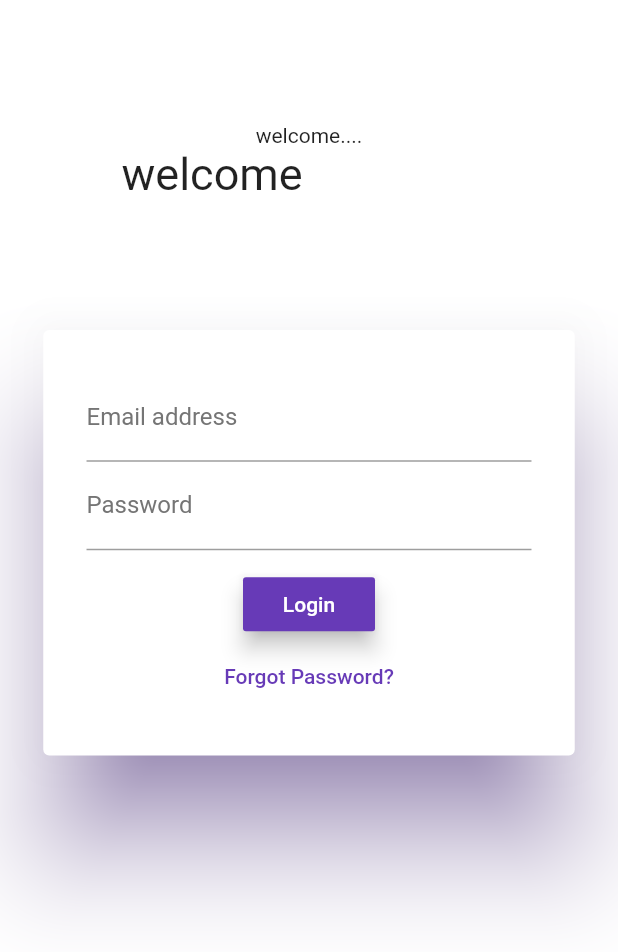
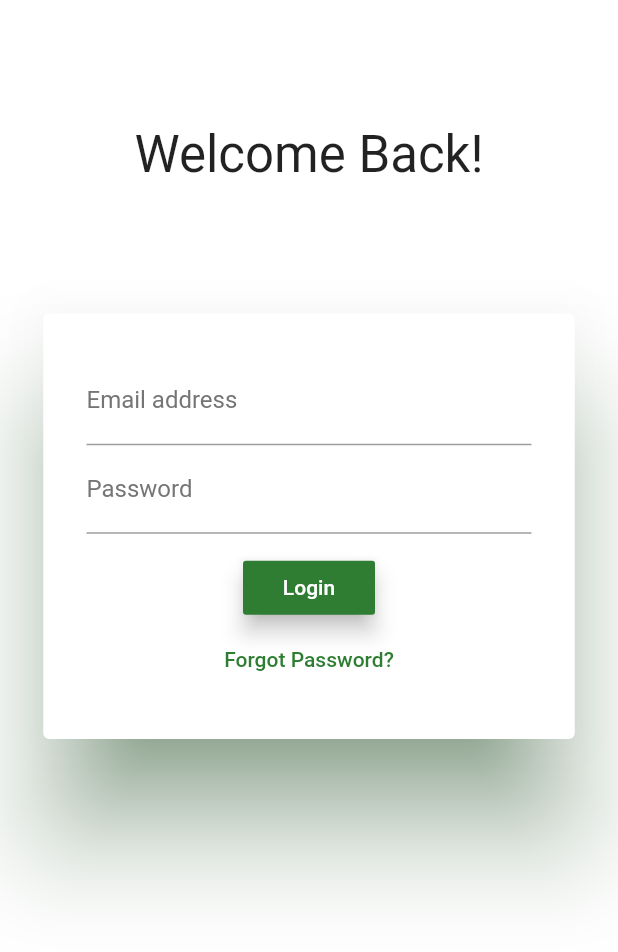
Before and after one commit to yashjain092000/Khojpur, a Flutter app: the LoginScreen screen opened directly, on a phone screen of 412 x 824 dp. Shown: the top 952 px of the screen. Run offline on Flutter 3.47's test engine with Material 2 defaults, Android fonts, the phone set to English and light mode, and no system bars; our stand-ins replace animated_text_kit, cloud_firestore, firebase_auth, firebase_storage, hidden_drawer_menu, image_picker; missing offline and left inert: liquid_ui, shrink_sidemenu; accounts and stored records are empty; Roboto replaces fonts that are missing (Agne, Bobbers); statements that could not run were skipped.

Commit message:
login screen ui improved

```diff
--- a/lib/login_form.dart
+++ b/lib/login_form.dart
@@ -42,46 +42,30 @@ class _AuthFormState extends State<AuthForm> {
       child: Column(
         children: [
           SizedBox(height: MediaQuery.of(context).size.height * 0.1),
+          SizedBox(
+  width: 250.0,
+  child: Center(
+    child: TyperAnimatedTextKit(
+      speed:Duration(milliseconds:250),
+      text: [
+        "Welcome Back!",
+        "Welcome Back!",
+        "Welcome Back!",
 
-          Text("welcome...."),
-//           SizedBox(
-//   width: 250.0,
-//   child: ScaleAnimatedTextKit(
-//     onTap: () {
-//         print("Tap Event");
-//       },
-//     text: [
-//       "Think",
-//       "Build",
-//       "Ship"
-//       ],
-//     textStyle: TextStyle(
-//         fontSize: 70.0,
-//         fontFamily: "Canterbury"
-//     ),
-//     textAlign: TextAlign.start,
-//   ),
-// ),
-SizedBox(
-  width: 250.0,
-  child: TypewriterAnimatedTextKit(
-    onTap: () {
-        print("Tap Event");
-      },
-    text: [
-      "welcome",
-    ],
-    textStyle: TextStyle(
-        fontSize: 30.0,
-        fontFamily: "Agne"
+      ],
+      textStyle: TextStyle(
+          fontSize: 34.0,
+          fontFamily: "Bobbers"
+      ),
+      textAlign: TextAlign.start,
     ),
-    textAlign: TextAlign.start,
   ),
 ),
+
           SizedBox(height: MediaQuery.of(context).size.height * 0.07),
           Center(
             child: Card(
-              shadowColor: Colors.deepPurple,
+              shadowColor: Colors.green[800],
               elevation: MediaQuery.of(context).size.height * 0.04,
               margin: EdgeInsets.all(MediaQuery.of(context).size.width * 0.07),
               child: SingleChildScrollView(
@@ -136,19 +120,19 @@ SizedBox(
                         SizedBox(height: 12),
                         if (widget.isLoading)
                           CircularProgressIndicator(
-                            backgroundColor: Colors.deepPurple,
+                            backgroundColor: Colors.green[800],
                           ),
                         if (!widget.isLoading)
                           RaisedButton(
                             elevation: 6.0,
-                            color: Colors.deepPurple,
+                            color: Colors.green[800],
                             textColor: Colors.white,
                             child: Text('Login'),
                             onPressed: _trySubmit,
                           ),
                         if (!widget.isLoading)
                           FlatButton(
-                            textColor: Colors.deepPurple,
+                            textColor: Colors.green[800],
                             child: Text("Forgot Password?"),
                             onPressed: () {
                               Navigator.push(
```
